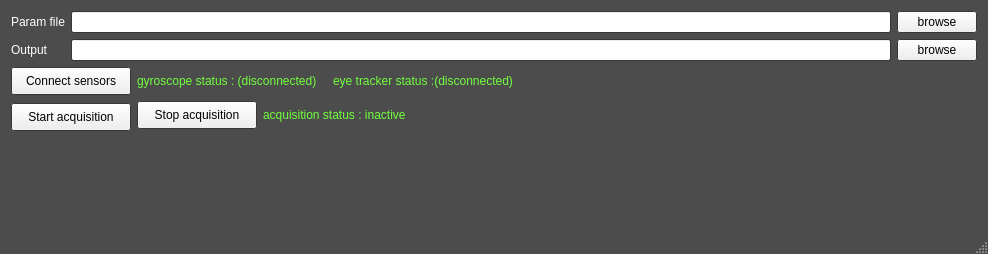
Above: SonoAssist/SonoAssist/SonoAssist.ui from LATIS-LABS-ETS/SonoAssist before the change. Below: the same form after it.
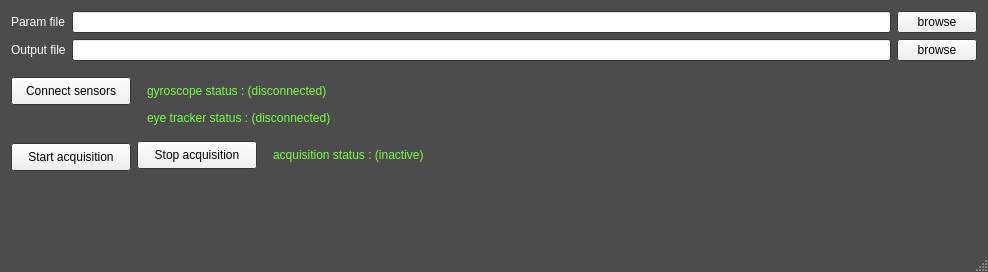
That is the form after the change.

The edit to the form file:
```diff
--- a/SonoAssist/SonoAssist/SonoAssist.ui
+++ b/SonoAssist/SonoAssist/SonoAssist.ui
@@ -7,7 +7,7 @@
     <x>0</x>
     <y>0</y>
     <width>988</width>
-    <height>254</height>
+    <height>272</height>
    </rect>
   </property>
   <property name="maximumSize">
@@ -137,7 +137,7 @@
       <item row="1" column="0">
        <widget class="QLabel" name="output_file_label">
         <property name="text">
-         <string>Output</string>
+         <string>Output file</string>
         </property>
        </widget>
       </item>
@@ -153,109 +153,24 @@
       </item>
      </layout>
     </item>
+    <item>
+     <spacer name="verticalSpacer_3">
+      <property name="orientation">
+       <enum>Qt::Vertical</enum>
+      </property>
+      <property name="sizeType">
+       <enum>QSizePolicy::Fixed</enum>
+      </property>
+      <property name="sizeHint" stdset="0">
+       <size>
+        <width>20</width>
+        <height>10</height>
+       </size>
+      </property>
+     </spacer>
+    </item>
     <item>
      <layout class="QGridLayout" name="gridLayout_2">
-      <item row="0" column="1">
-       <widget class="QLabel" name="gyro_status_label">
-        <property name="palette">
-         <palette>
-          <active>
-           <colorrole role="WindowText">
-            <brush brushstyle="SolidPattern">
-             <color alpha="255">
-              <red>113</red>
-              <green>255</green>
-              <blue>61</blue>
-             </color>
-            </brush>
-           </colorrole>
-          </active>
-          <inactive>
-           <colorrole role="WindowText">
-            <brush brushstyle="SolidPattern">
-             <color alpha="255">
-              <red>113</red>
-              <green>255</green>
-              <blue>61</blue>
-             </color>
-            </brush>
-           </colorrole>
-          </inactive>
-          <disabled>
-           <colorrole role="WindowText">
-            <brush brushstyle="SolidPattern">
-             <color alpha="255">
-              <red>120</red>
-              <green>120</green>
-              <blue>120</blue>
-             </color>
-            </brush>
-           </colorrole>
-          </disabled>
-         </palette>
-        </property>
-        <property name="text">
-         <string>gyroscope status : (disconnected)</string>
-        </property>
-       </widget>
-      </item>
-      <item row="0" column="3">
-       <widget class="QLabel" name="eye_tracker_status_label">
-        <property name="palette">
-         <palette>
-          <active>
-           <colorrole role="WindowText">
-            <brush brushstyle="SolidPattern">
-             <color alpha="255">
-              <red>113</red>
-              <green>255</green>
-              <blue>61</blue>
-             </color>
-            </brush>
-           </colorrole>
-          </active>
-          <inactive>
-           <colorrole role="WindowText">
-            <brush brushstyle="SolidPattern">
-             <color alpha="255">
-              <red>113</red>
-              <green>255</green>
-              <blue>61</blue>
-             </color>
-            </brush>
-           </colorrole>
-          </inactive>
-          <disabled>
-           <colorrole role="WindowText">
-            <brush brushstyle="SolidPattern">
-             <color alpha="255">
-              <red>120</red>
-              <green>120</green>
-              <blue>120</blue>
-             </color>
-            </brush>
-           </colorrole>
-          </disabled>
-         </palette>
-        </property>
-        <property name="text">
-         <string>eye tracker status :(disconnected)</string>
-        </property>
-       </widget>
-      </item>
-      <item row="0" column="4">
-       <spacer name="spacer">
-        <property name="orientation">
-         <enum>Qt::Horizontal</enum>
-        </property>
-        <property name="sizeHint" stdset="0">
-         <size>
-          <width>40</width>
-          <height>20</height>
-         </size>
-        </property>
-       </spacer>
-      </item>
       <item row="0" column="0">
        <widget class="QPushButton" name="sensor_connect_button">
         <property name="minimumSize">
@@ -269,7 +184,111 @@
         </property>
        </widget>
       </item>
+      <item row="1" column="4">
+       <widget class="QLabel" name="eye_tracker_status_label">
+        <property name="palette">
+         <palette>
+          <active>
+           <colorrole role="WindowText">
+            <brush brushstyle="SolidPattern">
+             <color alpha="255">
+              <red>113</red>
+              <green>255</green>
+              <blue>61</blue>
+             </color>
+            </brush>
+           </colorrole>
+          </active>
+          <inactive>
+           <colorrole role="WindowText">
+            <brush brushstyle="SolidPattern">
+             <color alpha="255">
+              <red>113</red>
+              <green>255</green>
+              <blue>61</blue>
+             </color>
+            </brush>
+           </colorrole>
+          </inactive>
+          <disabled>
+           <colorrole role="WindowText">
+            <brush brushstyle="SolidPattern">
+             <color alpha="255">
+              <red>120</red>
+              <green>120</green>
+              <blue>120</blue>
+             </color>
+            </brush>
+           </colorrole>
+          </disabled>
+         </palette>
+        </property>
+        <property name="text">
+         <string>eye tracker status : (disconnected)</string>
+        </property>
+       </widget>
+      </item>
       <item row="0" column="2">
+       <layout class="QVBoxLayout" name="verticalLayout_2"/>
+      </item>
+      <item row="0" column="5">
+       <spacer name="spacer">
+        <property name="orientation">
+         <enum>Qt::Horizontal</enum>
+        </property>
+        <property name="sizeHint" stdset="0">
+         <size>
+          <width>40</width>
+          <height>20</height>
+         </size>
+        </property>
+       </spacer>
+      </item>
+      <item row="0" column="4">
+       <widget class="QLabel" name="gyro_status_label">
+        <property name="palette">
+         <palette>
+          <active>
+           <colorrole role="WindowText">
+            <brush brushstyle="SolidPattern">
+             <color alpha="255">
+              <red>113</red>
+              <green>255</green>
+              <blue>61</blue>
+             </color>
+            </brush>
+           </colorrole>
+          </active>
+          <inactive>
+           <colorrole role="WindowText">
+            <brush brushstyle="SolidPattern">
+             <color alpha="255">
+              <red>113</red>
+              <green>255</green>
+              <blue>61</blue>
+             </color>
+            </brush>
+           </colorrole>
+          </inactive>
+          <disabled>
+           <colorrole role="WindowText">
+            <brush brushstyle="SolidPattern">
+             <color alpha="255">
+              <red>120</red>
+              <green>120</green>
+              <blue>120</blue>
+             </color>
+            </brush>
+           </colorrole>
+          </disabled>
+         </palette>
+        </property>
+        <property name="text">
+         <string>gyroscope status : (disconnected)</string>
+        </property>
+       </widget>
+      </item>
+      <item row="0" column="3">
        <spacer name="horizontalSpacer_2">
         <property name="orientation">
          <enum>Qt::Horizontal</enum>
@@ -287,9 +306,82 @@
       </item>
      </layout>
     </item>
+    <item>
+     <spacer name="verticalSpacer_2">
+      <property name="orientation">
+       <enum>Qt::Vertical</enum>
+      </property>
+      <property name="sizeType">
+       <enum>QSizePolicy::Fixed</enum>
+      </property>
+      <property name="sizeHint" stdset="0">
+       <size>
+        <width>20</width>
+        <height>10</height>
+       </size>
+      </property>
+     </spacer>
+    </item>
     <item>
      <layout class="QGridLayout" name="gridLayout_3">
-      <item row="0" column="1">
+      <item row="0" column="4">
+       <widget class="QLabel" name="acquisition_label">
+        <property name="palette">
+         <palette>
+          <active>
+           <colorrole role="WindowText">
+            <brush brushstyle="SolidPattern">
+             <color alpha="255">
+              <red>113</red>
+              <green>255</green>
+              <blue>61</blue>
+             </color>
+            </brush>
+           </colorrole>
+          </active>
+          <inactive>
+           <colorrole role="WindowText">
+            <brush brushstyle="SolidPattern">
+             <color alpha="255">
+              <red>113</red>
+              <green>255</green>
+              <blue>61</blue>
+             </color>
+            </brush>
+           </colorrole>
+          </inactive>
+          <disabled>
+           <colorrole role="WindowText">
+            <brush brushstyle="SolidPattern">
+             <color alpha="255">
+              <red>120</red>
+              <green>120</green>
+              <blue>120</blue>
+             </color>
+            </brush>
+           </colorrole>
+          </disabled>
+         </palette>
+        </property>
+        <property name="text">
+         <string>acquisition status : (inactive)</string>
+        </property>
+       </widget>
+      </item>
+      <item row="0" column="5">
+       <spacer name="horizontalSpacer">
+        <property name="orientation">
+         <enum>Qt::Horizontal</enum>
+        </property>
+        <property name="sizeHint" stdset="0">
+         <size>
+          <width>40</width>
+          <height>20</height>
+         </size>
+        </property>
+       </spacer>
+      </item>
+      <item row="0" column="2">
        <widget class="QPushButton" name="stop_acquisition_button">
         <property name="minimumSize">
          <size>
@@ -322,62 +414,21 @@
        </widget>
       </item>
       <item row="0" column="3">
-       <spacer name="horizontalSpacer">
+       <spacer name="horizontalSpacer_3">
         <property name="orientation">
          <enum>Qt::Horizontal</enum>
         </property>
+        <property name="sizeType">
+         <enum>QSizePolicy::Fixed</enum>
+        </property>
         <property name="sizeHint" stdset="0">
          <size>
-          <width>40</width>
+          <width>10</width>
           <height>20</height>
          </size>
         </property>
        </spacer>
       </item>
-      <item row="0" column="2">
-       <widget class="QLabel" name="acquisition_label">
-        <property name="palette">
-         <palette>
-          <active>
-           <colorrole role="WindowText">
-            <brush brushstyle="SolidPattern">
-             <color alpha="255">
-              <red>113</red>
-              <green>255</green>
-              <blue>61</blue>
-             </color>
-            </brush>
-           </colorrole>
-          </active>
-          <inactive>
-           <colorrole role="WindowText">
-            <brush brushstyle="SolidPattern">
-             <color alpha="255">
-              <red>113</red>
-              <green>255</green>
-              <blue>61</blue>
-             </color>
-            </brush>
-           </colorrole>
-          </inactive>
-          <disabled>
-           <colorrole role="WindowText">
-            <brush brushstyle="SolidPattern">
-             <color alpha="255">
-              <red>120</red>
-              <green>120</green>
-              <blue>120</blue>
-             </color>
-            </brush>
-           </colorrole>
-          </disabled>
-         </palette>
-        </property>
-        <property name="text">
-         <string>acquisition status : inactive</string>
-        </property>
-       </widget>
-      </item>
      </layout>
     </item>
     <item>
```
